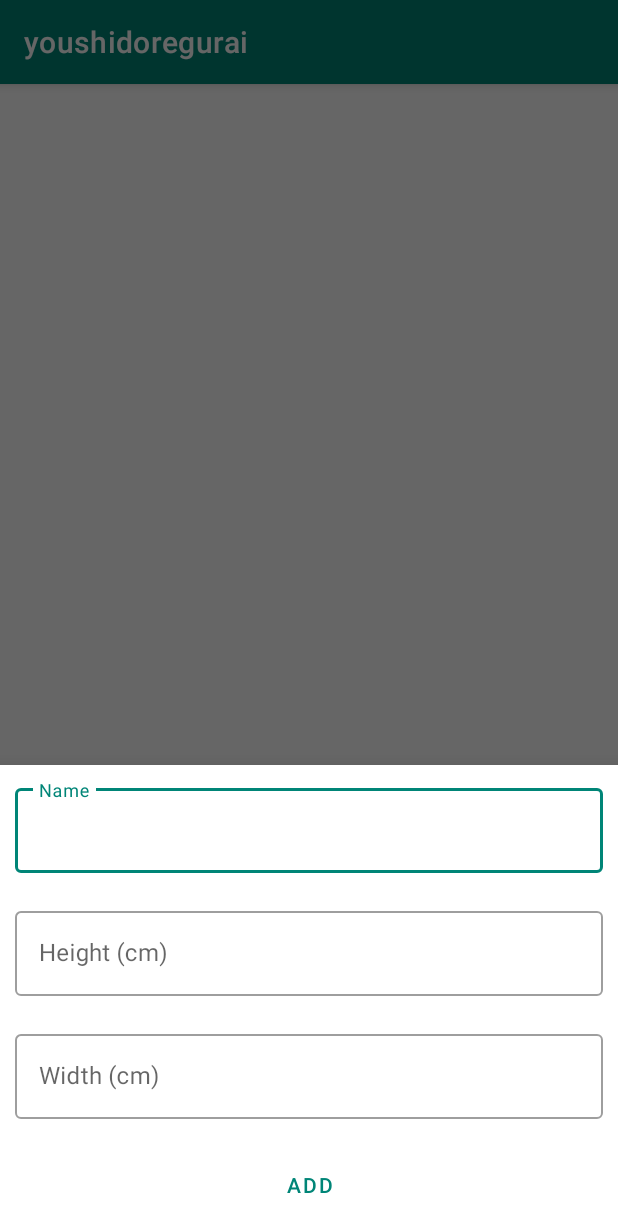
After one commit to takusan23/youshidoregurai, an Android app: the fragment EditPaperBottomFragment shown on its own in the app's theme, on a phone screen of 412 x 824 dp. The commit adds this screen. Shown: the top 1232 px of the screen. Run offline under Robolectric (Android 15) with nearby library versions, the phone set to English and light mode, and no system bars.

Commit message:
用紙追加BottomSheetFragmentを追加した。 用紙をデータベースで管理するようにした

```diff
--- /dev/null
+++ b/app/src/main/java/io/github/takusan23/youshidoregurai/BottomFragment/EditPaperBottomFragment.kt
@@ -0,0 +1,65 @@
+package io.github.takusan23.youshidoregurai.BottomFragment
+
+import android.content.ContentResolver
+import android.content.ContentValues
+import android.database.sqlite.SQLiteDatabase
+import android.os.Bundle
+import android.view.LayoutInflater
+import android.view.View
+import android.view.ViewGroup
+import com.google.android.material.bottomsheet.BottomSheetDialogFragment
+import io.github.takusan23.youshidoregurai.MainActivity
+import io.github.takusan23.youshidoregurai.R
+import io.github.takusan23.youshidoregurai.SQLiteHelper.PaperSQLiteHelper
+import kotlinx.android.synthetic.main.bottomfragment_edit_paper.*
+
+class EditPaperBottomFragment :BottomSheetDialogFragment(){
+
+    lateinit var paperSQLiteHelper: PaperSQLiteHelper
+    lateinit var sqLiteDatabase: SQLiteDatabase
+
+    override fun onCreateView(
+        inflater: LayoutInflater,
+        container: ViewGroup?,
+        savedInstanceState: Bundle?
+    ): View? {
+        return inflater.inflate(R.layout.bottomfragment_edit_paper,container,false)
+    }
+
+    override fun onViewCreated(view: View, savedInstanceState: Bundle?) {
+        super.onViewCreated(view, savedInstanceState)
+
+        //データベースしょきか
+        initDB()
+
+        //追加
+        bottomfragment_edit_paper_add_button.setOnClickListener {
+            //テキストボックスから取得
+            val name = bottomfragment_edit_paper_name.text.toString()
+            val height = bottomfragment_edit_paper_height.text.toString().toInt()
+            val width = bottomfragment_edit_paper_width.text.toString().toInt()
+            //追加
+            val contentValues = ContentValues()
+            contentValues.apply {
+                put("name",name)
+                put("height",height)
+                put("width",width)
+                put("setting","")
+            }
+            sqLiteDatabase.insert(PaperSQLiteHelper.TABLE_NAME,null,contentValues)
+            if(activity is MainActivity){
+                //再読み込み
+                (activity as MainActivity).loadDB()
+            }
+        }
+
+
+    }
+
+    private fun initDB() {
+        paperSQLiteHelper = PaperSQLiteHelper(context!!)
+        sqLiteDatabase = paperSQLiteHelper.writableDatabase
+        paperSQLiteHelper.setWriteAheadLoggingEnabled(false) //先読み？高速化無効。
+    }
+
+}
--- /dev/null
+++ b/app/src/main/java/io/github/takusan23/youshidoregurai/SQLiteHelper/PaperSQLiteHelper.kt
@@ -0,0 +1,52 @@
+package io.github.takusan23.youshidoregurai.SQLiteHelper
+
+import android.content.Context
+import android.database.sqlite.SQLiteDatabase
+import android.database.sqlite.SQLiteOpenHelper
+
+class PaperSQLiteHelper (context: Context) : SQLiteOpenHelper(context, DATABASE_NAME, null, DATABASE_VERSION) {
+
+    override fun onCreate(db: SQLiteDatabase?) {
+        // テーブル作成
+        // SQLiteファイルがなければSQLiteファイルが作成される
+        db?.execSQL(
+            SQL_CREATE_ENTRIES
+        )
+    }
+
+    override fun onUpgrade(db: SQLiteDatabase?, oldVersion: Int, newVersion: Int) {
+        // アップデートの判別
+        db?.execSQL(
+            SQL_DELETE_ENTRIES
+        )
+        onCreate(db)
+    }
+
+    companion object {
+        // データーベースのバージョン
+        private val DATABASE_VERSION = 1
+
+        // データーベース名
+        private val DATABASE_NAME = "Paper.db"
+         val TABLE_NAME = "paper_db"
+        private val HEIGHT = "height"
+        private val WIDTH = "width"
+        private val SETTING = "setting"
+        private val NAME = "name"
+        private val USER = "user_id"
+        private val _ID = "_id"
+
+
+        // , を付け忘れるとエラー
+        private val SQL_CREATE_ENTRIES = "CREATE TABLE " + TABLE_NAME + " (" +
+                _ID + " INTEGER PRIMARY KEY," +
+                NAME + " TEXT ," +
+                HEIGHT + " INTEGER ," +
+                WIDTH + " INTEGER ," +
+                SETTING + " TEXT" +
+                ")"
+
+        private val SQL_DELETE_ENTRIES = "DROP TABLE IF EXISTS $TABLE_NAME"
+    }
+
+}
--- /dev/null
+++ b/app/src/main/res/layout/bottomfragment_edit_paper.xml
@@ -0,0 +1,53 @@
+<?xml version="1.0" encoding="utf-8"?>
+<LinearLayout xmlns:android="http://schemas.android.com/apk/res/android"
+    android:layout_width="match_parent"
+    android:layout_height="wrap_content"
+    android:orientation="vertical">
+
+    <com.google.android.material.textfield.TextInputLayout
+        android:layout_width="match_parent"
+        android:layout_margin="10sp"
+        style="@style/Widget.MaterialComponents.TextInputLayout.OutlinedBox"
+        android:layout_height="match_parent">
+
+        <com.google.android.material.textfield.TextInputEditText
+            android:layout_width="match_parent"
+            android:id="@+id/bottomfragment_edit_paper_name"
+            android:layout_height="wrap_content"
+            android:hint="@string/paper_name" />
+    </com.google.android.material.textfield.TextInputLayout>
+
+
+    <com.google.android.material.textfield.TextInputLayout
+        android:layout_width="match_parent"
+        android:layout_margin="10sp"
+        style="@style/Widget.MaterialComponents.TextInputLayout.OutlinedBox"
+        android:layout_height="match_parent">
+
+        <com.google.android.material.textfield.TextInputEditText
+            android:layout_width="match_parent"
+            android:id="@+id/bottomfragment_edit_paper_height"
+            android:layout_height="wrap_content"
+            android:hint="@string/edit_paper_height" />
+    </com.google.android.material.textfield.TextInputLayout>
+
+    <com.google.android.material.textfield.TextInputLayout
+        style="@style/Widget.MaterialComponents.TextInputLayout.OutlinedBox"
+        android:layout_margin="10sp"
+        android:layout_width="match_parent"
+        android:layout_height="wrap_content">
+
+        <com.google.android.material.textfield.TextInputEditText
+            android:layout_width="match_parent"
+            android:id="@+id/bottomfragment_edit_paper_width"
+            android:layout_height="wrap_content"
+            android:hint="@string/edit_paper_width" />
+    </com.google.android.material.textfield.TextInputLayout>
+
+    <Button
+        android:layout_margin="10sp"
+        android:id="@+id/bottomfragment_edit_paper_add_button"
+        android:layout_width="match_parent"
+        android:layout_height="wrap_content"
+        android:text="@string/add" />
+</LinearLayout>
--- a/app/src/main/res/layout/bottomfragment_model.xml
+++ b/app/src/main/res/layout/bottomfragment_model.xml
@@ -9,6 +9,6 @@
         android:layout_width="match_parent"
         android:layout_height="wrap_content"
         android:layout_margin="10sp"
-        android:text="削除" />
+        android:text="@string/delete" />
 
 </LinearLayout>
--- a/app/src/main/res/values/strings.xml
+++ b/app/src/main/res/values/strings.xml
@@ -1,3 +1,8 @@
 <resources>
     <string name="app_name">youshidoregurai</string>
+    <string name="delete">Delete</string>
+    <string name="edit_paper_width">Width (cm)</string>
+    <string name="edit_paper_height">Height (cm)</string>
+    <string name="add">Add</string>
+    <string name="paper_name">Name</string>
 </resources>
```
Also changed, not shown: app/src/main/java/io/github/takusan23/youshidoregurai/BottomFragment/PaperListBottomFragment.kt (added, +7 -0 lines), app/src/main/java/io/github/takusan23/youshidoregurai/BottomFragment/SettingBottomFragment.kt (added, +9 -0 lines), app/src/main/java/io/github/takusan23/youshidoregurai/MainActivity.kt (+115 -64 lines), app/src/main/java/io/github/takusan23/youshidoregurai/ModelBottomFragment.kt (+1 -10 lines), app/src/main/res/drawable/ic_add_black_24dp.xml (added, +9 -0 lines), app/src/main/res/drawable/ic_settings_black_24dp.xml (added, +9 -0 lines), app/src/main/res/layout/activity_main.xml (+23 -2 lines), app/src/main/res/layout/bottomfragment_paper_list.xml (added, +17 -0 lines), app/src/main/res/layout/bottomfragment_setting.xml (added, +12 -0 lines), 1 other file.
